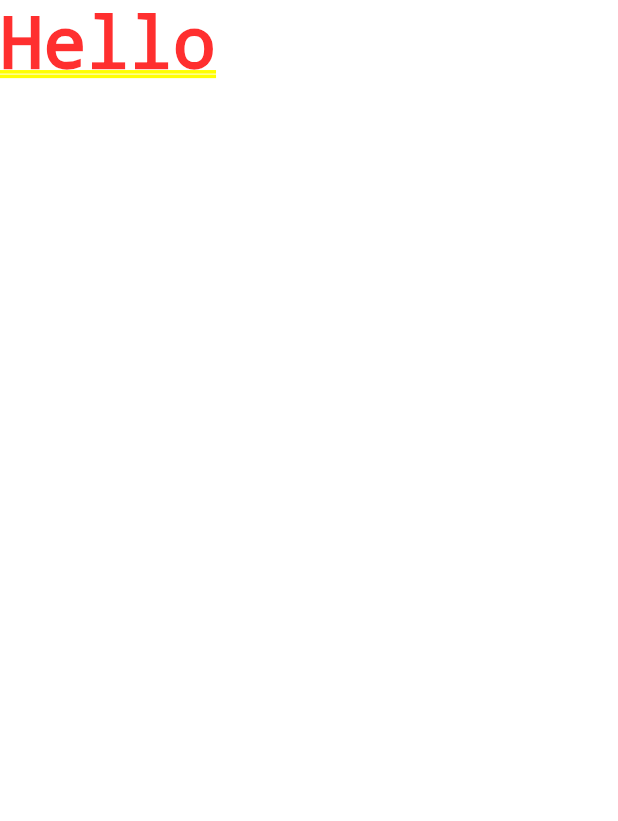
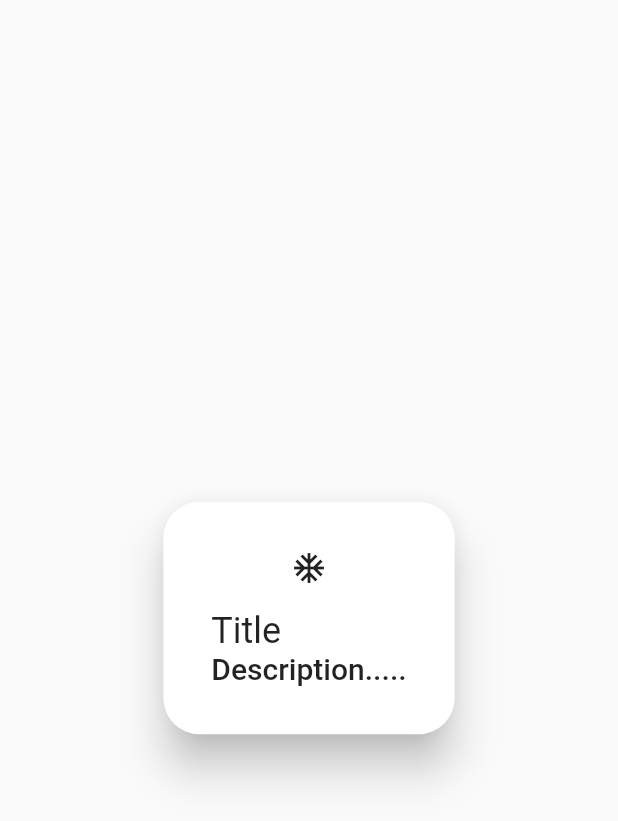
Before and after one commit to Rakibul25/class_tech1, a Flutter app: the screen it shows after launch, on a phone screen of 412 x 824 dp. Shown: the top 821 px of the screen. Run offline on Flutter 3.47's test engine with Material 2 defaults, Android fonts, the phone set to English and light mode, and no system bars.

Commit message:
main and coss axis

```diff
--- a/lib/homepage.dart
+++ b/lib/homepage.dart
@@ -8,8 +8,97 @@ class HomePage extends StatefulWidget {
 class _HomePageState extends State<HomePage> {
   @override
   Widget build(BuildContext context) {
-    return Container(
-      child: Text("Hello"),
+    return Scaffold(
+      body: Container(
+        child: Center(
+          child: Card(
+            elevation: 12,
+            shape: RoundedRectangleBorder(
+              borderRadius: BorderRadius.circular(24),
+            ),
+            child: Padding(
+              padding: EdgeInsets.all(32),
+              child: Column(
+                mainAxisSize: MainAxisSize.min,
+                //mainAxisAlignment: MainAxisAlignment.center,
+                //crossAxisAlignment: CrossAxisAlignment.stretch,
+
+                children: <Widget>[
+                  //Container(color: Colors.blue, child: Text("Hello User")),
+                  Icon(Icons.ac_unit),
+                  // FlutterLogo(size: 48),
+                  SizedBox(
+                    height: 16,
+                  ),
+                  Column(
+                    crossAxisAlignment: CrossAxisAlignment.start,
+                    children: <Widget>[
+                      Text(
+                        'Title',
+                        style: Theme.of(context).textTheme.headline5,
+                      ),
+                      Text('Description.....',
+                          style: Theme.of(context).textTheme.headline6),
+                    ],
+                  ),
+                ],
+              ),
+            ),
+          ),
+        ),
+      ),
     );
   }
 }
+
+class RowDemo extends StatelessWidget {
+  @override
+  Widget build(BuildContext context) {
+    return Scaffold(
+      backgroundColor: Colors.blueAccent,
+      body: SafeArea(
+        child: Center(
+          child: Card(
+            margin: EdgeInsets.all(16),
+            elevation: 12,
+            shape: RoundedRectangleBorder(
+              borderRadius: BorderRadius.circular(24),
+            ),
+            color: Colors.white,
+            child: Padding(
+              padding:
+                  const EdgeInsets.symmetric(horizontal: 24.0, vertical: 36),
+              child: Row(
+                children: [
+                  FlutterLogo(size: 50),
+                  SizedBox(
+                    width: 16,
+                  ),
+                  Column(
+                    crossAxisAlignment: CrossAxisAlignment.start,
+                    mainAxisSize: MainAxisSize.min,
+                    children: <Widget>[
+                      Text(
+                        'Title of the Card',
+                        style: Theme.of(context).textTheme.headline5,
+                      ),
+                      Text('Some description',
+                          style: Theme.of(context).textTheme.headline6),
+                    ],
+                  ),
+                  SizedBox(
+                    width: 20,
+                  ),
+                  Icon(
+                    Icons.navigate_next,
+                    size: 36,
+                  ),
+                ],
+              ),
+            ),
+          ),
+        ),
+      ),
+    );
+  }
+}
```
